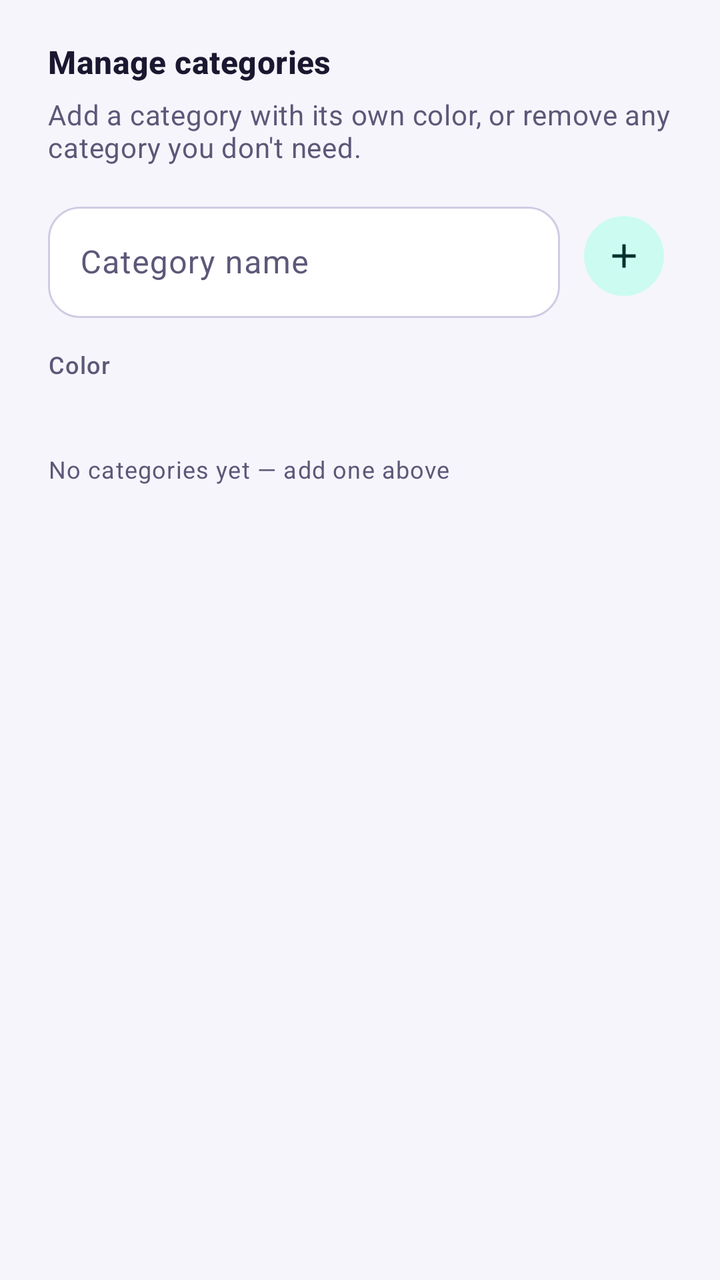
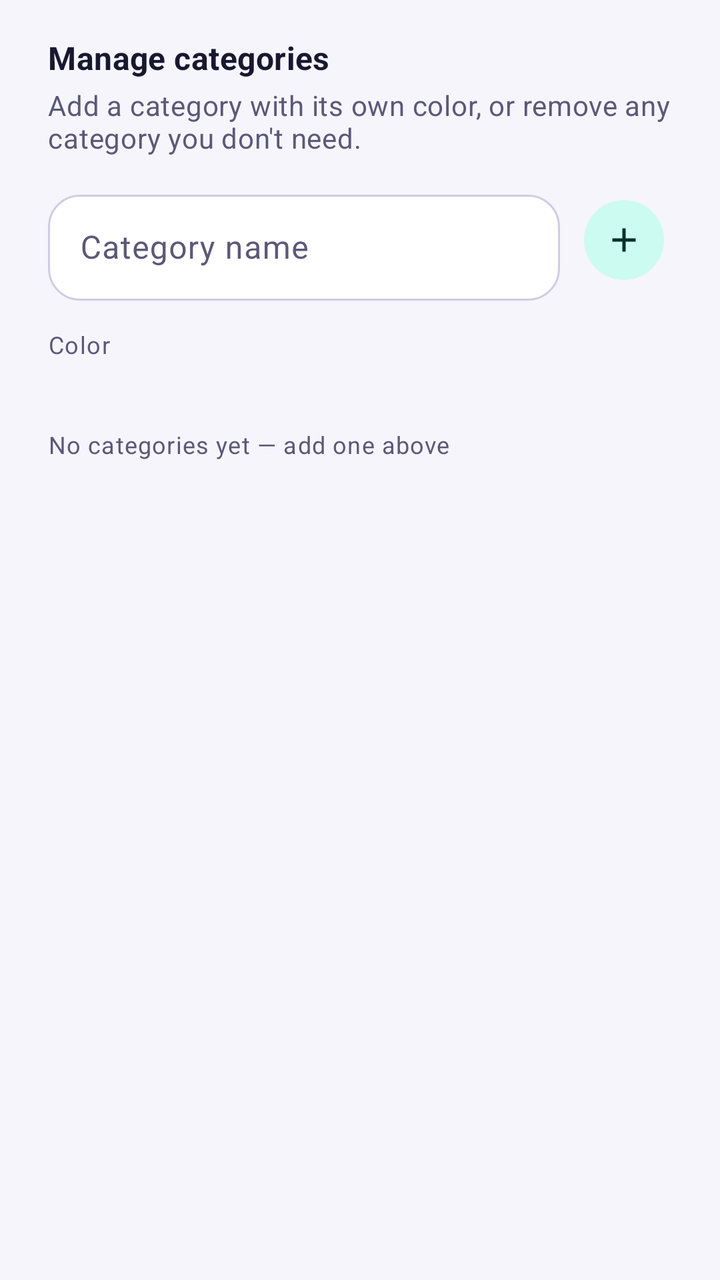

Two renders of the same Android screen: before a commit and after it. Below are the layout's source before the change and the commit's diff.
<!-- AndroidManifest.xml: application theme Theme.ExpenseTracker -->
<!-- res/layout/dialog_manage_categories.xml -->
<?xml version="1.0" encoding="utf-8"?>
<ScrollView xmlns:android="http://schemas.android.com/apk/res/android"
    xmlns:app="http://schemas.android.com/apk/res-auto"
    android:layout_width="match_parent"
    android:layout_height="wrap_content"
    android:maxHeight="520dp">

    <LinearLayout
        android:layout_width="match_parent"
        android:layout_height="wrap_content"
        android:orientation="vertical"
        android:paddingStart="24dp"
        android:paddingEnd="24dp"
        android:paddingTop="20dp"
        android:paddingBottom="8dp">

        <TextView
            android:layout_width="match_parent"
            android:layout_height="wrap_content"
            android:textAppearance="?attr/textAppearanceTitleMedium"
            android:textColor="?attr/colorOnSurface"
            android:textStyle="bold"
            android:text="@string/manage_categories_title" />

        <TextView
            android:layout_width="match_parent"
            android:layout_height="wrap_content"
            android:layout_marginTop="6dp"
            android:textAppearance="?attr/textAppearanceBodyMedium"
            android:textColor="?attr/colorOnSurfaceVariant"
            android:text="@string/manage_categories_subtitle" />

        <LinearLayout
            android:layout_width="match_parent"
            android:layout_height="wrap_content"
            android:layout_marginTop="16dp"
            android:gravity="bottom"
            android:orientation="horizontal">

            <com.google.android.material.textfield.TextInputLayout
                style="@style/Widget.Material3.TextInputLayout.OutlinedBox" app:boxBackgroundColor="?attr/colorSurfaceContainerLowest"
                app:shapeAppearanceOverlay="@style/ShapeAppearanceOverlay.App.RoundedField"
                android:layout_width="0dp"
                android:layout_height="wrap_content"
                android:layout_weight="1"
                android:hint="@string/hint_category_label">

                <com.google.android.material.textfield.TextInputEditText
                    android:id="@+id/etCategoryLabel"
                    android:layout_width="match_parent"
                    android:layout_height="wrap_content"
                    android:textDirection="locale"
                    android:inputType="text" />
            </com.google.android.material.textfield.TextInputLayout>

            <com.google.android.material.button.MaterialButton
                android:id="@+id/btnAddCategory"
                style="@style/Widget.Material3.Button.IconButton.Filled.Tonal"
                android:layout_width="wrap_content"
                android:layout_height="wrap_content"
                android:layout_marginStart="8dp"
                android:layout_marginBottom="4dp"
                app:icon="@drawable/ic_add"
                android:contentDescription="@string/cd_add_category" />
        </LinearLayout>

        <TextView
            android:layout_width="match_parent"
            android:layout_height="wrap_content"
            android:layout_marginTop="14dp"
            android:layout_marginBottom="6dp"
            android:textAppearance="?attr/textAppearanceLabelMedium"
            android:textColor="?attr/colorOnSurfaceVariant"
            android:text="@string/hint_category_color" />

        <HorizontalScrollView
            android:layout_width="match_parent"
            android:layout_height="wrap_content"
            android:clipChildren="false"
            android:clipToPadding="false"
            android:scrollbars="none">

            <LinearLayout
                android:id="@+id/llColorPicker"
                android:layout_width="wrap_content"
                android:layout_height="wrap_content"
                android:orientation="horizontal"
                android:clipChildren="false"
                android:clipToPadding="false"
                android:paddingTop="6dp"
                android:paddingBottom="6dp" />
        </HorizontalScrollView>

        <TextView
            android:id="@+id/tvNoCustomCategories"
            android:layout_width="match_parent"
            android:layout_height="wrap_content"
            android:layout_marginTop="18dp"
            android:textAppearance="?attr/textAppearanceBodySmall"
            android:textColor="?attr/colorOnSurfaceVariant"
            android:text="@string/msg_no_custom_categories" />

        <LinearLayout
            android:id="@+id/llCustomCategories"
            android:layout_width="match_parent"
            android:layout_height="wrap_content"
            android:layout_marginTop="4dp"
            android:orientation="vertical" />

    </LinearLayout>
</ScrollView>
<!-- resources referenced by this layout -->
<resources>
  <string name="cd_add_category">Add category</string>
  <string name="hint_category_color">Color</string>
  <string name="hint_category_label">Category name</string>
  <string name="manage_categories_title">Manage categories</string>
  <string name="msg_no_custom_categories">No categories yet — add one above</string>
  <style name="Theme.ExpenseTracker" parent="Theme.Material3.DayNight.NoActionBar">
          <item name="colorPrimary">@color/purple</item>
          <item name="colorOnPrimary">@color/white</item>
          <item name="colorPrimaryContainer">@color/primary_container</item>
          <item name="colorOnPrimaryContainer">@color/on_primary_container</item>
          <item name="colorSecondary">@color/teal</item>
          <item name="colorOnSecondary">@color/white</item>
          <item name="colorSecondaryContainer">@color/secondary_container</item>
          <item name="colorOnSecondaryContainer">@color/on_secondary_container</item>
          <item name="colorTertiary">@color/rose</item>
          <item name="colorOnTertiary">@color/white</item>
          <item name="colorTertiaryContainer">@color/tertiary_container</item>
          <item name="colorOnTertiaryContainer">@color/on_tertiary_container</item>
          <item name="colorSurface">@color/surface</item>
          <item name="colorOnSurface">@color/text_primary</item>
          <item name="colorSurfaceVariant">@color/surface_container_high</item>
          <item name="colorOnSurfaceVariant">@color/text_secondary</item>
          <item name="colorSurfaceContainerLowest">@color/surface_container_lowest</item>
          <item name="colorSurfaceContainerLow">@color/surface_container_low</item>
          <item name="colorSurfaceContainer">@color/surface_container</item>
          <item name="colorSurfaceContainerHigh">@color/surface_container_high</item>
          <item name="colorSurfaceContainerHighest">@color/surface_container_highest</item>
          <item name="colorOutline">@color/divider</item>
          <item name="colorOutlineVariant">@color/outline_variant</item>
          <item name="colorError">@color/red</item>
          <item name="elevationOverlayEnabled">true</item>
          <item name="android:windowBackground">@color/background</item>
          <item name="android:colorBackground">@color/background</item>
          <item name="android:textColorPrimary">@color/text_primary</item>
          <item name="android:textColorSecondary">@color/text_secondary</item>
          <item name="android:textColorHint">@color/text_secondary</item>
          <item name="android:statusBarColor">@android:color/transparent</item>
          <item name="android:navigationBarColor">@android:color/transparent</item>
          <item name="materialAlertDialogTheme">@style/ThemeOverlay.App.Dialog</item>
      </style>
  <color name="purple">#4F46E5</color>
  <color name="white">#FFFFFF</color>
  <color name="primary_container">#E0E7FF</color>
  <color name="on_primary_container">#1E1B4B</color>
  <color name="teal">#0EA5A5</color>
  <color name="secondary_container">#CCFBF1</color>
  <color name="on_secondary_container">#042F2E</color>
  <color name="rose">#E11D48</color>
  <color name="tertiary_container">#FFE4E6</color>
  <color name="on_tertiary_container">#4C0519</color>
  <color name="surface">#FBFAFF</color>
  <color name="text_primary">#1A1730</color>
  <color name="surface_container_high">#E8E6F5</color>
  <color name="text_secondary">#5C5878</color>
  <color name="surface_container_lowest">#FFFFFF</color>
  <color name="surface_container_low">#F5F4FC</color>
  <color name="surface_container">#EFEDF9</color>
  <color name="surface_container_highest">#E1DFEF</color>
  <color name="divider">#CFCCE4</color>
  <color name="outline_variant">#E2DFF1</color>
  <color name="red">#D8483E</color>
  <color name="background">#F6F5FC</color>
  <!-- unchanged entries left out for length: 6 -->
</resources>

<!-- the commit's change to res/layout/dialog_manage_categories.xml (unified diff, before → after) -->
@@ -3,6 +3,7 @@
     xmlns:app="http://schemas.android.com/apk/res-auto"
     android:layout_width="match_parent"
     android:layout_height="wrap_content"
+    android:layoutDirection="locale"
     android:maxHeight="520dp">
 
     <LinearLayout
@@ -20,6 +21,8 @@
             android:textAppearance="?attr/textAppearanceTitleMedium"
             android:textColor="?attr/colorOnSurface"
             android:textStyle="bold"
+            android:fontFamily="sans-serif"
+            android:includeFontPadding="false"
             android:text="@string/manage_categories_title" />
 
         <TextView
@@ -28,6 +31,9 @@
             android:layout_marginTop="6dp"
             android:textAppearance="?attr/textAppearanceBodyMedium"
             android:textColor="?attr/colorOnSurfaceVariant"
+            android:fontFamily="sans-serif"
+            android:includeFontPadding="false"
+            android:textDirection="locale"
             android:text="@string/manage_categories_subtitle" />
 
         <LinearLayout
@@ -50,6 +56,8 @@
                     android:layout_width="match_parent"
                     android:layout_height="wrap_content"
                     android:textDirection="locale"
+                    android:fontFamily="sans-serif"
+                    android:includeFontPadding="false"
                     android:inputType="text" />
             </com.google.android.material.textfield.TextInputLayout>
 
@@ -71,6 +79,9 @@
             android:layout_marginBottom="6dp"
             android:textAppearance="?attr/textAppearanceLabelMedium"
             android:textColor="?attr/colorOnSurfaceVariant"
+            android:fontFamily="sans-serif"
+            android:includeFontPadding="false"
+            android:textDirection="locale"
             android:text="@string/hint_category_color" />
 
         <HorizontalScrollView
@@ -98,6 +109,9 @@
             android:layout_marginTop="18dp"
             android:textAppearance="?attr/textAppearanceBodySmall"
             android:textColor="?attr/colorOnSurfaceVariant"
+            android:fontFamily="sans-serif"
+            android:includeFontPadding="false"
+            android:textDirection="locale"
             android:text="@string/msg_no_custom_categories" />
 
         <LinearLayout
<!-- resource entries referenced after the edit -->
@@ -36,6 +36,8 @@
           <item name="android:textColorPrimary">@color/text_primary</item>
           <item name="android:textColorSecondary">@color/text_secondary</item>
           <item name="android:textColorHint">@color/text_secondary</item>
+          <item name="android:fontFamily">sans-serif</item>
+          <item name="android:fontFeatureSettings">kern</item>
           <item name="android:statusBarColor">@android:color/transparent</item>
           <item name="android:navigationBarColor">@android:color/transparent</item>
           <item name="materialAlertDialogTheme">@style/ThemeOverlay.App.Dialog</item>
